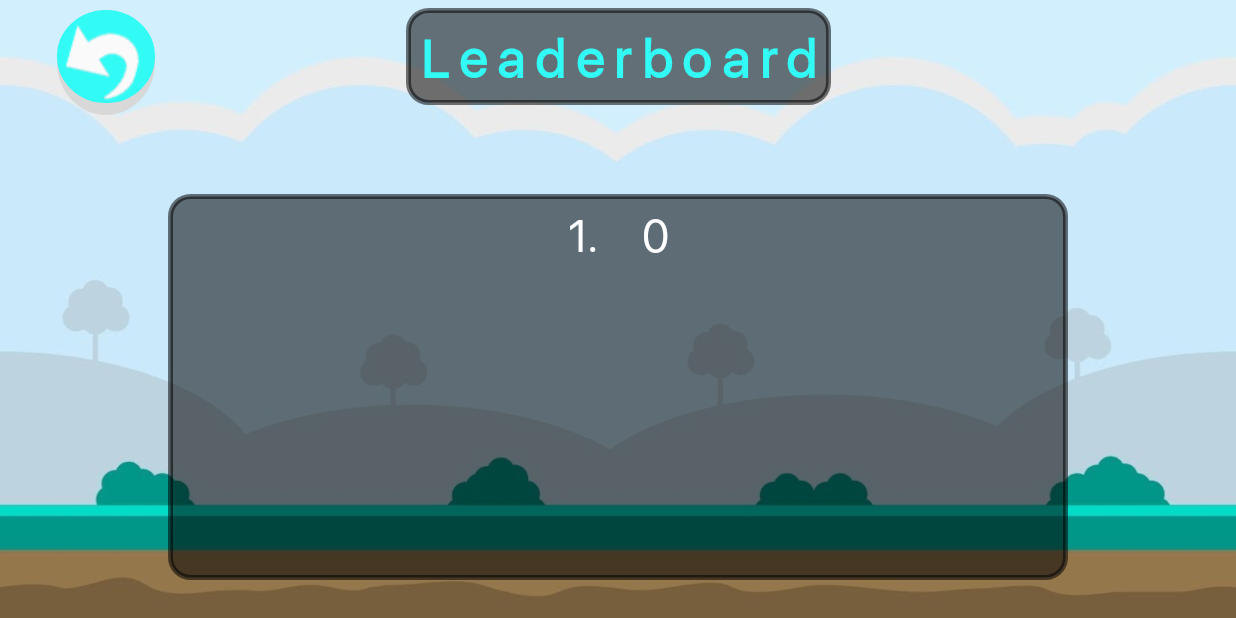
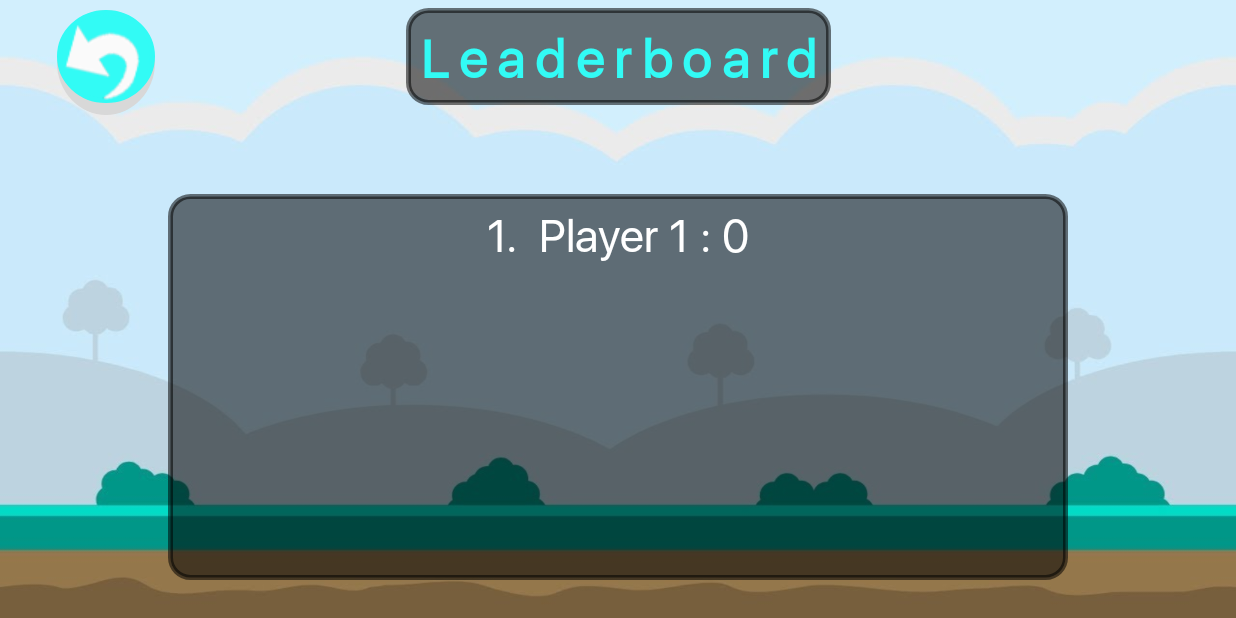
Before and after one commit to 01richardrs/Educational-App, an Android app: the GameOver screen opened directly, with no data from a screen before it, after a tap on "Leaderboard", on a phone screen of 824 x 412 dp (held sideways). Run offline under Robolectric (Android 15) with nearby library versions, the phone set to English and light mode, and no system bars; 1 statement that could not run was skipped.

Commit message:
Add Name on the leaderboard

```diff
--- a/app/src/main/java/com/richardrs/example/educationalapp/GameOver.java
+++ b/app/src/main/java/com/richardrs/example/educationalapp/GameOver.java
@@ -50,7 +50,7 @@ public class GameOver extends AppCompatActivity {
 
 
         int Score = preferences.getInt("SCORE",0);
-
+        String PlayerName = preferences.getString("Player_name","Player 1");
 
 
         System.out.println(Score);
@@ -59,7 +59,7 @@ public class GameOver extends AppCompatActivity {
         current_score.setText(""+Score);
 
         db = new SimpleDatabase(this);
-        db.addScore(Score);
+        db.addScore(PlayerName,Score);
         db.close();
 
         back.setOnClickListener(new View.OnClickListener() {
--- a/app/src/main/java/com/richardrs/example/educationalapp/GameView.java
+++ b/app/src/main/java/com/richardrs/example/educationalapp/GameView.java
@@ -135,9 +135,9 @@ public class GameView extends SurfaceView implements Runnable {
         sound2 = soundPool.load(context, R.raw.wrong, 2);
         soundbon1 = soundPool.load(context,R.raw.bum,0);
         soundbon2 = soundPool.load(context,R.raw.up,0);
-        soundbon3 = soundPool.load(context,R.raw.down,0);
+        soundbon3 = soundPool.load(context,R.raw.down,1);
         soundblockarea = soundPool.load(context,R.raw.puff,3);
-        soundEnd = soundPool.load(context,R.raw.over,1);
+        soundEnd = soundPool.load(context,R.raw.over,2);
 
         this.ScreenX = ScreenX;
         this.ScreenY = ScreenY;
--- a/app/src/main/java/com/richardrs/example/educationalapp/Leaderboard.java
+++ b/app/src/main/java/com/richardrs/example/educationalapp/Leaderboard.java
@@ -28,22 +28,31 @@ public class Leaderboard extends AppCompatActivity {
         db = new SimpleDatabase(this);
 
         ArrayList<Integer> myArray;
+        ArrayList<String> myName;
         ArrayList<String> ranking = new ArrayList<>();
         myArray = db.getAllScores();
+        myName = db.getNameasWell();
 
         //Sorting it
         Collections.sort(myArray, Collections.reverseOrder());
+        Collections.sort(myName, Collections.reverseOrder());
 
-        //Putting up the score into the leaderboards with the maximum of 10 score
         int enumerator = 1;
-        if(myArray.size()<10) {
-            for (int points : myArray) {
-                ranking.add(String.format(Locale.getDefault(), "%1$2s.  %2$3s ", Integer.toString(enumerator), Integer.toString(points)));
-                enumerator++;
+        if(myArray.size()<5) {
+            if(myArray.size()==0){
+                ranking.add("No Highscore yet!");
+            }else{
+                int count = 0;
+                for (int points : myArray) {
+                    ranking.add(String.format(Locale.getDefault(), "%1$2s.  %2$3s ", Integer.toString(enumerator),myName.get(count)+" : "+ Integer.toString(points)));
+                    enumerator++;
+                    count++;
+                }
+                count = 0;
             }
         } else {
-            for(int x = 0 ; x<10 ; x++){
-                ranking.add(String.format(Locale.getDefault(), "%1$2s.  %2$3s ", Integer.toString(enumerator), Integer.toString(myArray.get(x))));
+            for(int x = 0 ; x<5 ; x++){
+                ranking.add(String.format(Locale.getDefault(), "%1$2s.  %2$3s ", Integer.toString(enumerator),myName.get(x)+" : "+ Integer.toString(myArray.get(x))));
                 enumerator++;
             }
         }
--- a/app/src/main/java/com/richardrs/example/educationalapp/SimpleDatabase.java
+++ b/app/src/main/java/com/richardrs/example/educationalapp/SimpleDatabase.java
@@ -15,6 +15,7 @@ public class SimpleDatabase extends SQLiteOpenHelper {
     private static final String TABLE_NAME = "ScoreList";
     private static final String COLUMN_ID = "id";
     private static final String COLUMN_SCORE ="score";
+    private static final String COLUMN_NAME = "name";
 
 
     SimpleDatabase(Context context) {
@@ -23,9 +24,10 @@ public class SimpleDatabase extends SQLiteOpenHelper {
     @Override
     public void onCreate(SQLiteDatabase db) {
         String sql = "CREATE TABLE " +TABLE_NAME
-                +"(" +COLUMN_ID+
-                " INTEGER PRIMARY KEY AUTOINCREMENT, " +COLUMN_SCORE+
-                " VARCHAR);";
+                +"(" +
+                COLUMN_ID+ " INTEGER PRIMARY KEY AUTOINCREMENT, " +
+                COLUMN_SCORE+ " VARCHAR, "+
+                COLUMN_NAME+" TEXT);";
         db.execSQL(sql);
     }
 
@@ -36,12 +38,13 @@ public class SimpleDatabase extends SQLiteOpenHelper {
         onCreate(db);
     }
 
-    boolean addScore(int score){
+    boolean addScore(String name, int score){
         //Adding a score into the database
         SQLiteDatabase db = this.getWritableDatabase();
         ContentValues contentValues = new ContentValues();
 
         contentValues.put(COLUMN_SCORE,score);
+        contentValues.put(COLUMN_NAME,name);
 
         db.insert(TABLE_NAME, null, contentValues);
         db.close();
@@ -83,4 +86,24 @@ public class SimpleDatabase extends SQLiteOpenHelper {
         cursor.close();
         return scoreList;
     }
+    ArrayList<String> getNameasWell() {
+        //Getting all the score
+        ArrayList<String> Name = new ArrayList<>();
+        // Select All Query
+        String selectQuery = "SELECT  * FROM " + TABLE_NAME;
+
+        SQLiteDatabase db = this.getWritableDatabase();
+        Cursor cursor = db.rawQuery(selectQuery, null);
+
+        // looping through all rows and adding to list
+        if (cursor.moveToFirst()) {
+            do {
+                Name.add(cursor.getString(cursor.getColumnIndex(COLUMN_NAME)));
+            } while (cursor.moveToNext());
+        }
+        cursor.close();
+        return Name;
+    }
+
+
 }
--- a/app/src/main/res/layout/activity_settings.xml
+++ b/app/src/main/res/layout/activity_settings.xml
@@ -155,6 +155,7 @@
                 android:textSize="20dp" />
 
             <EditText
+                android:maxLength="12"
                 android:id="@+id/Pname"
                 android:layout_width="280dp"
                 android:layout_height="wrap_content"
```
